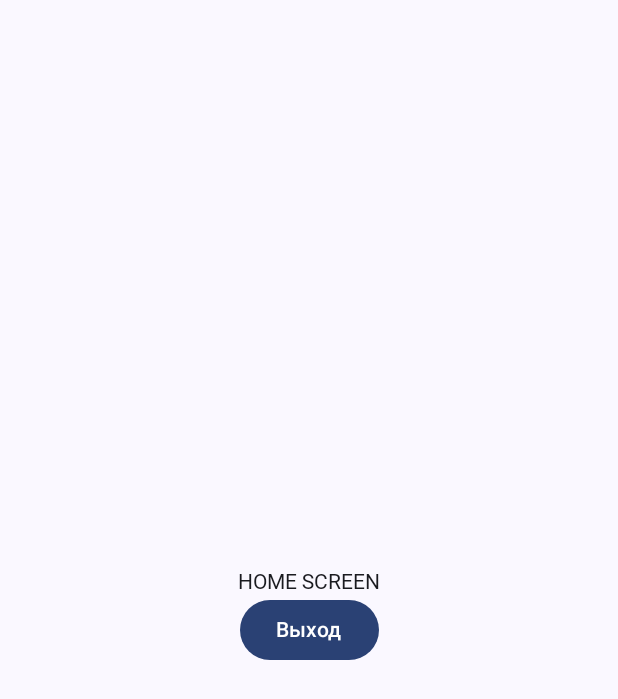
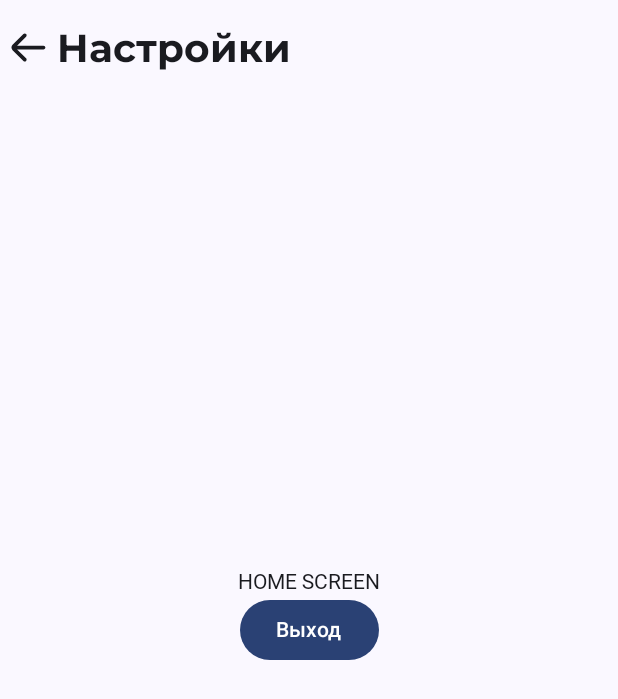
Before and after one commit to svodovv/OmgupsAndroidApp, an Android app built with Jetpack Compose: the composable SettingsScreen shown on its own in the app's theme, on a phone screen of 412 x 824 dp. Shown: the top 699 px of the screen. Run offline under Robolectric (Android 15) with nearby library versions, the phone set to English and light mode, and no system bars; our stand-ins replace Dagger/Hilt's generated code; Roboto replaces fonts that are not available here; 1 statement that could not run was skipped.

Commit message:
settings and icons update

```diff
--- a/app/src/main/java/com/example/omgupsandroidapp/presentation/navigation/NavControllerComposable.kt
+++ b/app/src/main/java/com/example/omgupsandroidapp/presentation/navigation/NavControllerComposable.kt
@@ -1,5 +1,6 @@
 package com.omgupsapp.presentation.navigation
 
+import androidx.compose.foundation.layout.PaddingValues
 import androidx.compose.runtime.Composable
 import androidx.compose.runtime.LaunchedEffect
 import androidx.compose.runtime.mutableStateOf
@@ -12,7 +13,7 @@ import com.omgupsapp.data.local.DataStore.DataStoreManager
 import com.omgupsapp.presentation.NavigationGroup
 import com.omgupsapp.presentation.Screen
 import com.omgupsapp.presentation.ui.LoginScreen.components.AuthScreen
-import com.omgupsapp.presentation.ui.SettingsScreen.LogoutScreen
+import com.omgupsapp.presentation.ui.SettingsScreen.SettingsScreen
 import com.omgupsapp.presentation.ui.SheduleScreen.ScheduleScreen
 import com.omgupsapp.presentation.ui.homeScreen.components.HomeScreen
 import com.omgupsapp.presentation.ui.userProfileScreen.composable.UserProfileScreen
@@ -22,6 +23,7 @@ import com.omgupsapp.presentation.ui.userProfileScreen.composable.UserProfileScr
 fun NavHostComposable(
     navController: NavHostController,
     dataStoreManager: DataStoreManager,
+    paddingValues: PaddingValues
 ) {
 
     val isLoggedIn = remember {
@@ -57,10 +59,12 @@ fun NavHostComposable(
              */
         }
         navigation(
-            startDestination = Screen.HomeScreen.route, route = NavigationGroup.HomeScreens.route
+            startDestination = Screen.ScheduleScreen.route,
+            route = NavigationGroup.HomeScreens.route
         ) {
             composable(route = Screen.LogOutScreen.route) {
-                LogoutScreen(navController = navController)
+                SettingsScreen(
+                    navController = navController,)
             }
             composable(route = Screen.HomeScreen.route) {
                 HomeScreen(navController = navController)
@@ -71,7 +75,6 @@ fun NavHostComposable(
             composable(route = Screen.UserProfileScreen.route) {
                 UserProfileScreen(navController = navController)
             }
-
         }
     }
 }
--- a/app/src/main/java/com/example/omgupsandroidapp/presentation/scaffold/GetNavigationBar.kt
+++ b/app/src/main/java/com/example/omgupsandroidapp/presentation/scaffold/GetNavigationBar.kt
@@ -13,7 +13,7 @@ fun GetNavigationBar(
     navController: NavHostController,
     selectedTitle: MutableState<String>
 ) {
-    if (route == Screen.AuthScreen.route) {
+    if (route == Screen.AuthScreen.route || route == Screen.LogOutScreen.route) {
         //Ничего)
     } else {
         NavigationBarComposable(
--- a/app/src/main/java/com/example/omgupsandroidapp/presentation/scaffold/GetTopBar.kt
+++ b/app/src/main/java/com/example/omgupsandroidapp/presentation/scaffold/GetTopBar.kt
@@ -10,7 +10,8 @@ fun GetTopBar(
     route: String,
     selectedTitle: String
 ) {
-    if (route == Screen.AuthScreen.route) {
+    if (route == Screen.AuthScreen.route
+        || route == Screen.LogOutScreen.route) {
         /* Пустой @Composable */
     } else {
         TopAppBarComposable(
--- a/app/src/main/java/com/example/omgupsandroidapp/presentation/scaffold/TopAppBarComposable.kt
+++ b/app/src/main/java/com/example/omgupsandroidapp/presentation/scaffold/TopAppBarComposable.kt
@@ -28,7 +28,7 @@ fun TopAppBarComposable(
         navigationIcon = {
             IconButton(onClick = { /* НАВИГАЦИЯ ДО УВЕДОМЛЕНИЯ*/ }) {
                 Icon(
-                    painterResource(id = R.drawable.sharp_android_30),
+                    painterResource(id = R.drawable.logo_text),
                     contentDescription = "Notifications button"
                 )
             }
--- a/app/src/main/java/com/example/omgupsandroidapp/presentation/ui/SettingsScreen/LogoutScreen.kt
+++ b/app/src/main/java/com/example/omgupsandroidapp/presentation/ui/SettingsScreen/SettingsScreen.kt
@@ -1,26 +1,54 @@
 package com.omgupsapp.presentation.ui.SettingsScreen
 
+import android.graphics.drawable.Icon
 import androidx.compose.foundation.layout.Arrangement
+import androidx.compose.foundation.layout.Box
 import androidx.compose.foundation.layout.Column
 import androidx.compose.foundation.layout.fillMaxSize
+import androidx.compose.foundation.layout.fillMaxWidth
 import androidx.compose.foundation.layout.padding
 import androidx.compose.material3.Button
+import androidx.compose.material3.ExperimentalMaterial3Api
+import androidx.compose.material3.Icon
+import androidx.compose.material3.MaterialTheme
 import androidx.compose.material3.Text
+import androidx.compose.material3.TopAppBar
 import androidx.compose.runtime.Composable
+import androidx.compose.ui.Alignment
+import androidx.compose.ui.Alignment.Companion.Center
 import androidx.compose.ui.Alignment.Companion.CenterHorizontally
 import androidx.compose.ui.Modifier
+import androidx.compose.ui.res.painterResource
+import androidx.compose.ui.res.stringResource
 import androidx.compose.ui.unit.dp
 import androidx.hilt.navigation.compose.hiltViewModel
 import androidx.navigation.NavController
+import com.example.omgupsandroidapp.R
 import com.omgupsapp.presentation.Screen
-import com.omgupsapp.presentation.ui.LoginScreen.AuthViewModel
 
+@OptIn(ExperimentalMaterial3Api::class)
 @Composable
-fun LogoutScreen(
+fun SettingsScreen(
     navController: NavController,
-    logOutViewModel: LogoutViewModel = hiltViewModel()
+    logOutViewModel: SettingsViewModel = hiltViewModel()
 ) {
 
+    TopAppBar(title = {
+        Box(modifier = Modifier.fillMaxWidth()
+        )
+        Text(
+            text = stringResource(R.string.Settings),
+            style = MaterialTheme.typography.displayMedium,
+            modifier = Modifier.fillMaxWidth()
+        )
+    },
+        navigationIcon = {
+            Icon(
+                painter = painterResource(id = R.drawable.ic_arrow_back),
+                contentDescription = "arrow back"
+            )
+        }
+    )
     Column(
         modifier = Modifier
             .fillMaxSize()
--- a/app/src/main/java/com/example/omgupsandroidapp/presentation/ui/SettingsScreen/LogoutViewModel.kt
+++ b/app/src/main/java/com/example/omgupsandroidapp/presentation/ui/SettingsScreen/SettingsViewModel.kt
@@ -6,7 +6,7 @@ import dagger.hilt.android.lifecycle.HiltViewModel
 import javax.inject.Inject
 
 @HiltViewModel
-class LogoutViewModel @Inject constructor(
+class SettingsViewModel @Inject constructor(
     private val logoutUseCase: LogoutUseCase,
 ) : ViewModel() {
 
--- a/app/src/main/res/values/strings.xml
+++ b/app/src/main/res/values/strings.xml
@@ -6,4 +6,5 @@
     <string name="omgupslogo">omgupsLogo</string>
     <string name="ErrorInLoginOrPassword">Неверный логин или пароль</string>
     <string name="LoginOrPasswordIsNull">Пожалуйста, заполните оба поля для входа</string>
+    <string name="Settings">Настройки</string>
 </resources>
```
Also changed, not shown: app/src/main/java/com/example/omgupsandroidapp/presentation/App.kt (+5 -6 lines).
